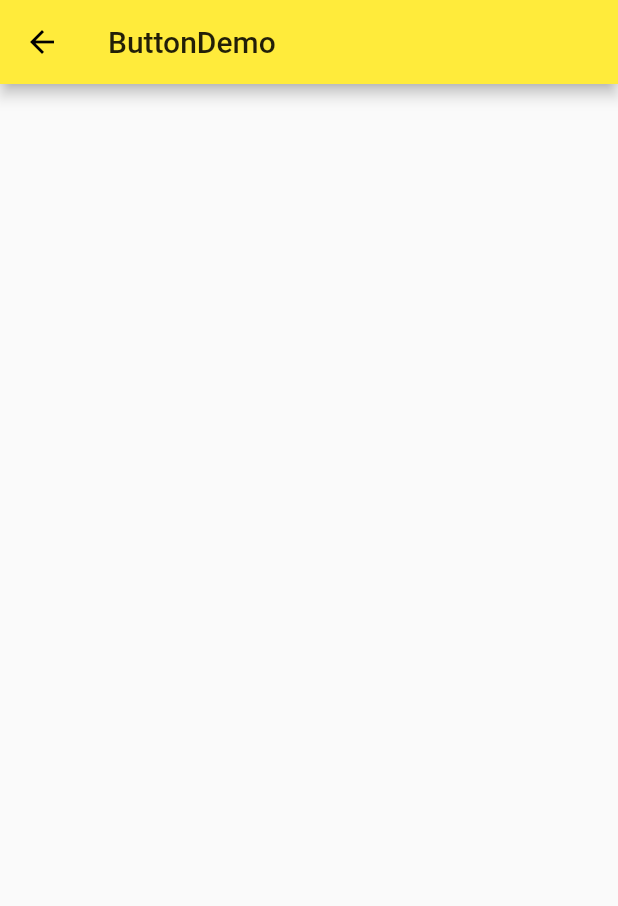
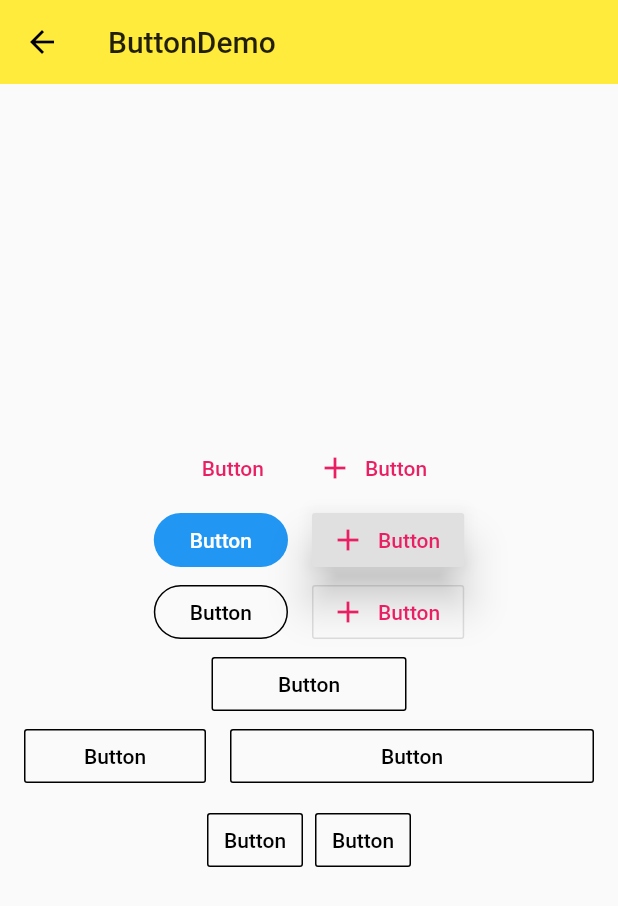
Before and after one commit to yanhao98/ninghao_flutter, a Flutter app: the screen it shows after launch, after a tap on "Button", on a phone screen of 412 x 824 dp. Shown: the top 906 px of the screen. Run offline on Flutter 3.47's test engine with Material 2 defaults, Android fonts, the phone set to English and light mode, and no system bars.

```diff
--- /dev/null
+++ b/lib/demo/buttom_demo.dart
@@ -0,0 +1,213 @@
+import 'package:flutter/material.dart';
+
+class ButtonDemo extends StatelessWidget {
+  @override
+  Widget build(BuildContext context) {
+    final Widget flatButtonDemo = Row(
+      mainAxisAlignment: MainAxisAlignment.center,
+      children: <Widget>[
+        FlatButton(
+          child: Text('Button'),
+          onPressed: () {},
+          splashColor: Colors.grey,
+          textColor: Theme.of(context).accentColor,
+        ),
+        FlatButton.icon(
+          icon: Icon(Icons.add),
+          label: Text('Button'),
+          onPressed: () {},
+          splashColor: Colors.grey,
+          textColor: Theme.of(context).accentColor,
+        ),
+      ],
+    );
+
+    final Widget raisedButtonDemo = Row(
+      mainAxisAlignment: MainAxisAlignment.center,
+      children: <Widget>[
+        Theme(
+          data: Theme.of(context).copyWith(
+            buttonColor: Theme.of(context).accentColor,
+            buttonTheme: ButtonThemeData(
+              textTheme: ButtonTextTheme.primary,
+              // shape: BeveledRectangleBorder(
+              //   borderRadius: BorderRadius.circular(5.0),
+              // ),
+              shape: StadiumBorder(),
+            ),
+          ),
+          child: RaisedButton(
+            child: Text('Button'),
+            onPressed: () {},
+            splashColor: Colors.grey,
+            elevation: 0.0,
+            // color: Theme.of(context).accentColor,
+            // textColor: Colors.white,
+            // textTheme: ButtonTextTheme.primary,
+          ),
+        ),
+        SizedBox(
+          width: 16.0,
+        ),
+        RaisedButton.icon(
+          icon: Icon(Icons.add),
+          label: Text('Button'),
+          onPressed: () {},
+          splashColor: Colors.grey,
+          elevation: 12.0,
+          textColor: Theme.of(context).accentColor,
+        ),
+      ],
+    );
+
+    final Widget outlineButtonDemo = Row(
+      mainAxisAlignment: MainAxisAlignment.center,
+      children: <Widget>[
+        Theme(
+          data: Theme.of(context).copyWith(
+            buttonColor: Theme.of(context).accentColor,
+            buttonTheme: ButtonThemeData(
+              textTheme: ButtonTextTheme.primary,
+              // shape: BeveledRectangleBorder(
+              //   borderRadius: BorderRadius.circular(5.0),
+              // ),
+              shape: StadiumBorder(),
+            ),
+          ),
+          child: OutlineButton(
+            child: Text('Button'),
+            onPressed: () {},
+            splashColor: Colors.grey[100],
+            borderSide: BorderSide(
+              color: Colors.black,
+            ),
+            // color: Theme.of(context).accentColor,
+            textColor: Colors.black,
+            highlightedBorderColor: Colors.grey,
+            // textTheme: ButtonTextTheme.primary,
+          ),
+        ),
+        SizedBox(
+          width: 16.0,
+        ),
+        OutlineButton.icon(
+          icon: Icon(Icons.add),
+          label: Text('Button'),
+          onPressed: () {},
+          splashColor: Colors.grey,
+          textColor: Theme.of(context).accentColor,
+        ),
+      ],
+    );
+
+    final Widget fixedWidthButton = Row(
+      mainAxisAlignment: MainAxisAlignment.center,
+      children: <Widget>[
+        Container(
+          width: 130.0,
+          child: OutlineButton(
+            child: Text('Button'),
+            onPressed: () {},
+            splashColor: Colors.grey[100],
+            borderSide: BorderSide(
+              color: Colors.black,
+            ),
+            textColor: Colors.black,
+            highlightedBorderColor: Colors.grey,
+          ),
+        ),
+      ],
+    );
+
+    final Widget expandedButton = Row(
+      mainAxisAlignment: MainAxisAlignment.center,
+      children: <Widget>[
+        Expanded(
+          child: OutlineButton(
+            child: Text('Button'),
+            onPressed: () {},
+            splashColor: Colors.grey[100],
+            borderSide: BorderSide(
+              color: Colors.black,
+            ),
+            textColor: Colors.black,
+            highlightedBorderColor: Colors.grey,
+          ),
+        ),
+        SizedBox(
+          width: 16.0,
+        ),
+        Expanded(
+          flex: 2,
+          child: OutlineButton(
+            child: Text('Button'),
+            onPressed: () {},
+            splashColor: Colors.grey[100],
+            borderSide: BorderSide(
+              color: Colors.black,
+            ),
+            textColor: Colors.black,
+            highlightedBorderColor: Colors.grey,
+          ),
+        ),
+      ],
+    );
+
+    final Widget buttonBarDemo = Row(
+      mainAxisAlignment: MainAxisAlignment.center,
+      children: <Widget>[
+        Theme(
+          data: Theme.of(context).copyWith(
+            buttonTheme: ButtonThemeData(
+              padding: EdgeInsets.symmetric(horizontal: 32.0),
+            ),
+          ),
+          child: ButtonBar(
+            children: <Widget>[
+              OutlineButton(
+                child: Text('Button'),
+                onPressed: () {},
+                splashColor: Colors.grey[100],
+                borderSide: BorderSide(
+                  color: Colors.black,
+                ),
+                textColor: Colors.black,
+                highlightedBorderColor: Colors.grey,
+              ),
+              OutlineButton(
+                child: Text('Button'),
+                onPressed: () {},
+                splashColor: Colors.grey[100],
+                borderSide: BorderSide(
+                  color: Colors.black,
+                ),
+                textColor: Colors.black,
+                highlightedBorderColor: Colors.grey,
+              ),
+            ],
+          ),
+        ),
+      ],
+    );
+
+    return Scaffold(
+        appBar: AppBar(
+          title: Text('ButtonDemo'),
+          elevation: 0.0,
+        ),
+        body: Container(
+          padding: EdgeInsets.all(16.0),
+          child: Column(
+            mainAxisAlignment: MainAxisAlignment.center,
+            children: <Widget>[
+              flatButtonDemo,
+              raisedButtonDemo,
+              outlineButtonDemo,
+              fixedWidthButton,
+              expandedButton,
+              buttonBarDemo,
+            ],
+          ),
+        ));
+  }
+}
--- a/lib/demo/material_components.dart
+++ b/lib/demo/material_components.dart
@@ -1,4 +1,7 @@
 import 'package:flutter/material.dart';
+import 'package:ninghao_flutter/demo/buttom_demo.dart';
+import 'package:ninghao_flutter/demo/floating_action_button_demo.dart';
+import 'package:ninghao_flutter/demo/popup_menu_button_demo.dart';
 
 class MaterialComponents extends StatelessWidget {
   @override
@@ -17,30 +20,11 @@ class MaterialComponents extends StatelessWidget {
             title: 'Button',
             page: ButtonDemo(),
           ),
+          ListItem(
+            title: 'PopupMenuButton',
+            page: PopupMenuButtonDemo(),
+          ),
         ],
-      ),
-    );
-  }
-}
-
-class ButtonDemo extends StatelessWidget {
-  @override
-  Widget build(BuildContext context) {
-    return Scaffold(
-      appBar: AppBar(
-        title: Text('ButtonDemo'),
-      ),
-      body: Container(
-        padding: EdgeInsets.all(16.0),
-        child: Column(
-          mainAxisAlignment: MainAxisAlignment.center,
-          children: <Widget>[
-            Row(
-              mainAxisAlignment: MainAxisAlignment.center,
-              children: <Widget>[],
-            )
-          ],
-        ),
       ),
     );
   }
@@ -69,42 +53,6 @@ class _WidgetDemo extends StatelessWidget {
   }
 }
 
-class FloatingActionButtonDemo extends StatelessWidget {
-  @override
-  Widget build(BuildContext context) {
-    final Widget _floatingActionButton = FloatingActionButton(
-      onPressed: () {},
-      child: Icon(Icons.add),
-      elevation: 0.0,
-      backgroundColor: Colors.black87,
-      // shape: BeveledRectangleBorder(
-      //   borderRadius: BorderRadius.circular(10.0),
-      // ),
-    );
-
-    final Widget _floatingActionButtonExtended = FloatingActionButton.extended(
-      onPressed: () {},
-      label: Text('Add'),
-      icon: Icon(Icons.add),
-    );
-
-    return Scaffold(
-      appBar: AppBar(
-        title: Text('FloatingActionButtonDemo'),
-      ),
-      floatingActionButton: _floatingActionButton,
-      // floatingActionButtonLocation: FloatingActionButtonLocation.endDocked,
-      floatingActionButtonLocation: FloatingActionButtonLocation.centerDocked,
-      bottomNavigationBar: BottomAppBar(
-        child: Container(
-          height: 80,
-        ),
-        shape: CircularNotchedRectangle(),
-      ),
-    );
-  }
-}
-
 class ListItem extends StatelessWidget {
   final String title;
   final Widget page;
```
Also changed, not shown: lib/demo/floating_action_button_demo.dart (added, +37 -0 lines), lib/demo/popup_menu_button_demo.dart (added, +55 -0 lines).
